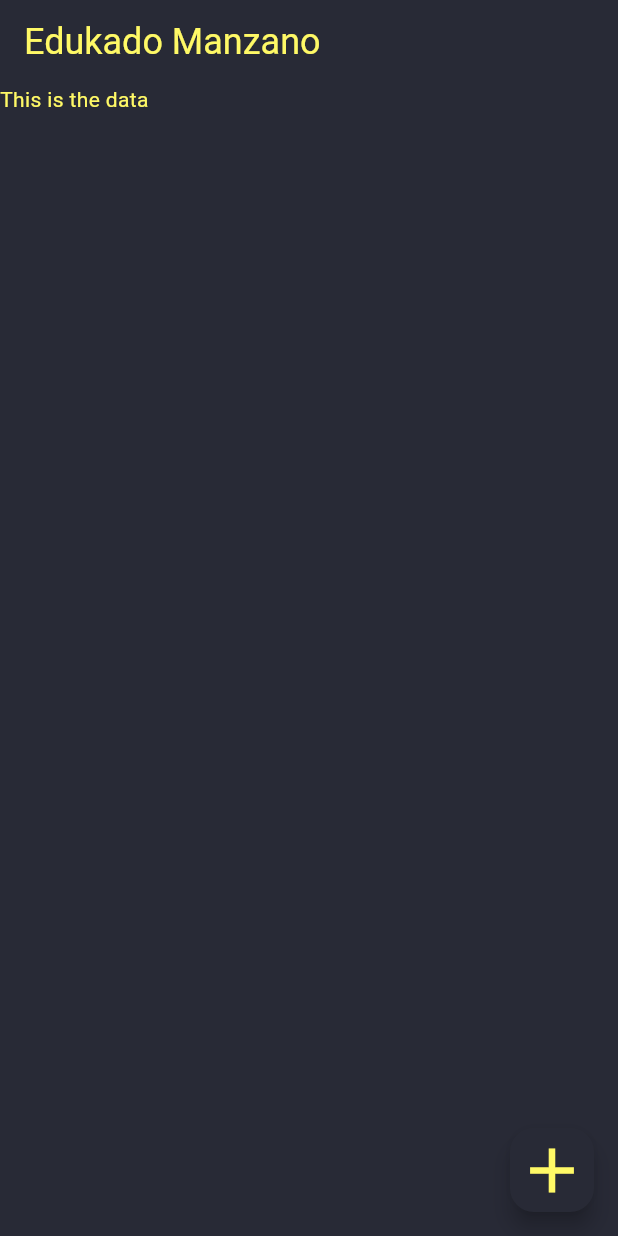
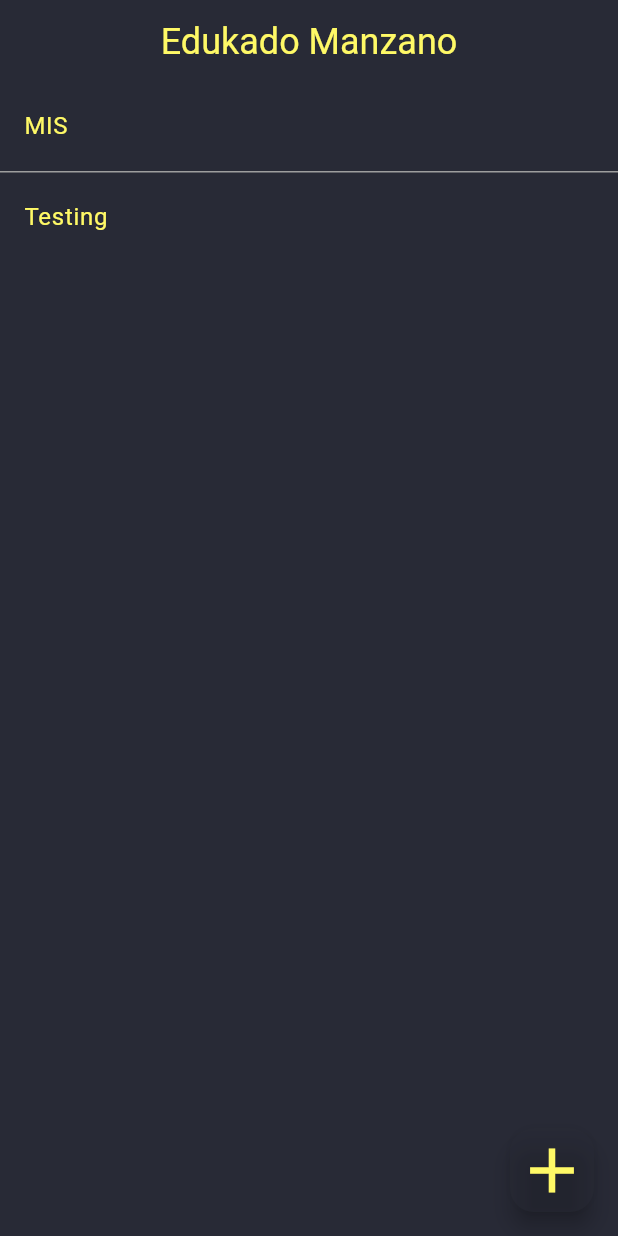
Before and after one commit to n-ginan/Edukado-Manzano, a Flutter app: the screen it shows after launch, on a phone screen of 412 x 824 dp. Run offline on Flutter 3.47's test engine with Material 3 defaults, Android fonts, the phone set to English and light mode, and no system bars.

Commit message:
added some list

```diff
--- a/lib/main.dart
+++ b/lib/main.dart
@@ -26,26 +26,44 @@ class HomeScreen extends StatelessWidget {
   Widget build(BuildContext context) {
     return Scaffold(
       appBar: AppBar(
-        title: const Text('Edukado Manzano'),
+        title: const Text(
+          'Edukado Manzano',
+        ),
+        centerTitle: true,
         titleTextStyle: const TextStyle(
           fontSize: 24,
-          color: Color.fromRGBO(255, 249, 102, 1.0)
+          color: Color.fromRGBO(255, 249, 102, 1.0),
         ),
         backgroundColor: const Color.fromRGBO(40, 42, 54, 1.0),
       ),
       backgroundColor: const Color.fromRGBO(40, 42, 54, 1.0),
-      body: const Column(
-        children: [
-          Text(
-            "This is the data",
-            style: TextStyle(
-              color: Color.fromRGBO(255, 249, 102, 1.0)
-            )
-          )
-        ], // Children
+      body: ListView(
+          children: const <Widget>[
+            ListTile(
+              title: Text(
+                "MIS",
+                style: TextStyle(
+                    color: Color.fromRGBO(255, 249, 102, 1.0)
+                ),
+              ),
+            ),
+            Divider(
+              color: Colors.grey,
+              thickness: 1,
+              height: 5,
+            ),
+            ListTile(
+              title: Text(
+                "Testing",
+                style: TextStyle(
+                    color: Color.fromRGBO(255, 249, 102, 1.0)
+                ),
+              ),
+            ),
+          ], // Children
       ),
       floatingActionButton: FloatingActionButton(
-        backgroundColor: const Color.fromRGBO(40, 42, 54, 1.0),
+        backgroundColor: const Color.fromRGBO(40, 42, 54, 0.5),
         tooltip: "Increment",
         child: const Icon(
           Icons.add,
@@ -56,5 +74,4 @@ class HomeScreen extends StatelessWidget {
       ),
     );
   }
-
 }
```
